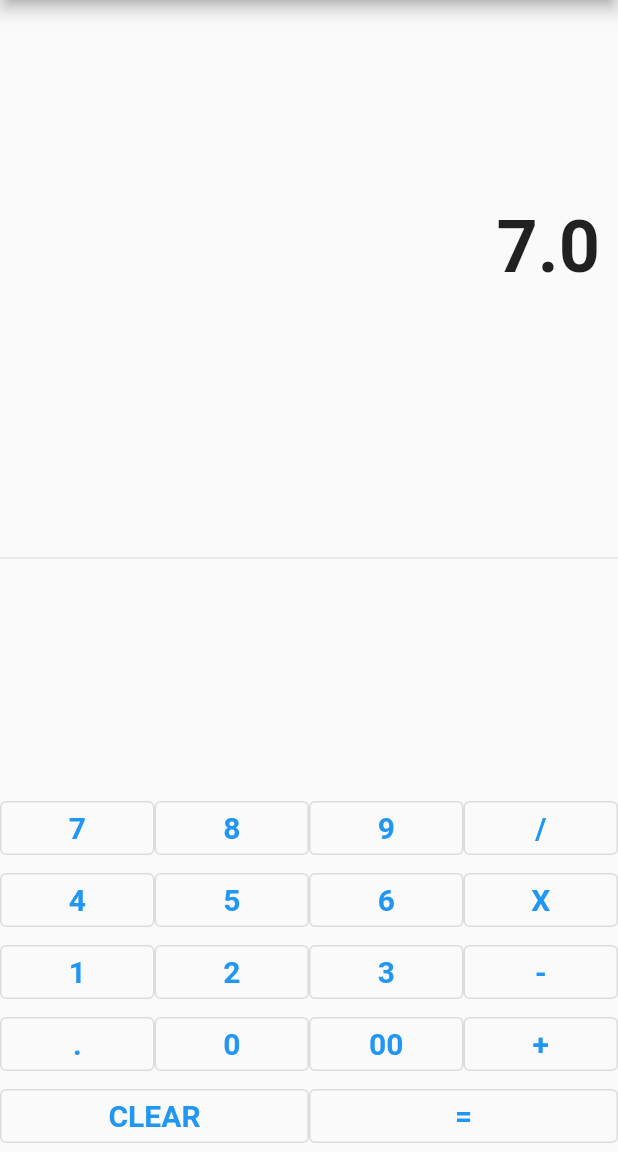
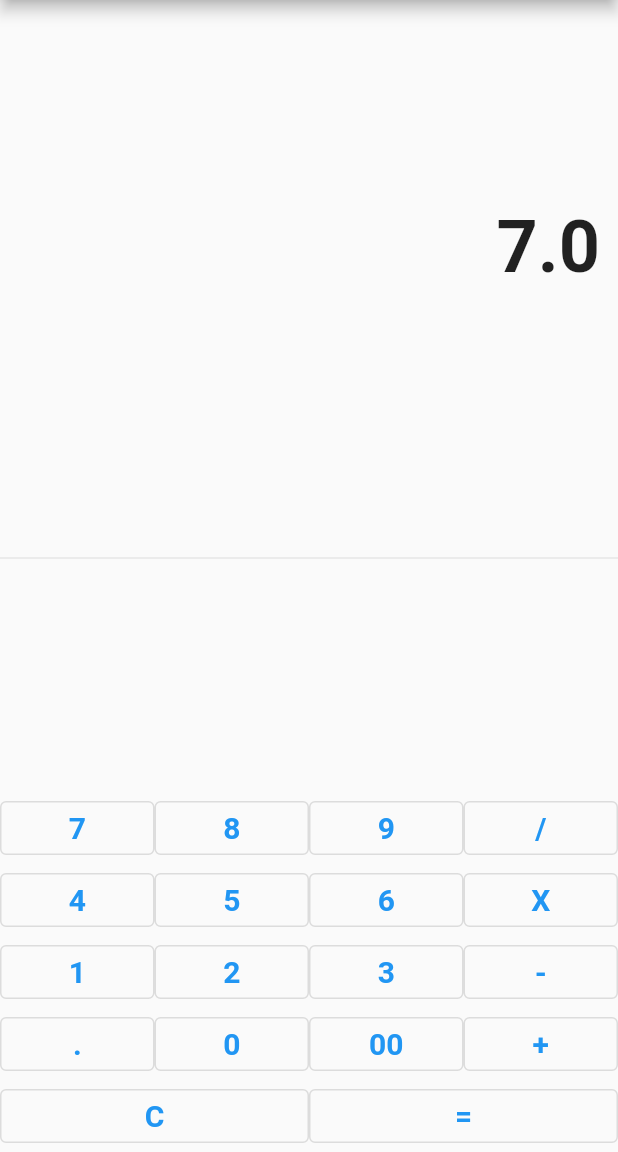
Before and after one commit to Yogabayu/simple_calculator, a Flutter app: the screen it shows after launch, after a tap on an icon or button, on a phone screen of 412 x 824 dp, the part 84-1236 px from its top. Run offline on Flutter 3.47's test engine with Material 2 defaults, Android fonts, the phone set to English and light mode, and no system bars.

Commit message:
fix issue

```diff
--- a/lib/main.dart
+++ b/lib/main.dart
@@ -34,7 +34,7 @@ class _MyHomePageState extends State<MyHomePage> {
   String operand = "";
 
   buttonPressed(String buttonText) {
-    if (buttonText == "CLEAR") {
+    if (buttonText == "C") {
       _output = "0";
       num1 = 0.0;
       num2 = 0.0;
@@ -47,6 +47,8 @@ class _MyHomePageState extends State<MyHomePage> {
 
       setState(() {
         numb1 = num1.toString();
+        _isSee = false;
+        numb2 = "";
       });
       operand = buttonText;
 
@@ -183,7 +185,7 @@ class _MyHomePageState extends State<MyHomePage> {
                 buildButton("+")
               ]),
               new Row(children: [
-                buildButton("CLEAR"),
+                buildButton("C"),
                 buildButton("="),
               ])
             ])
```
